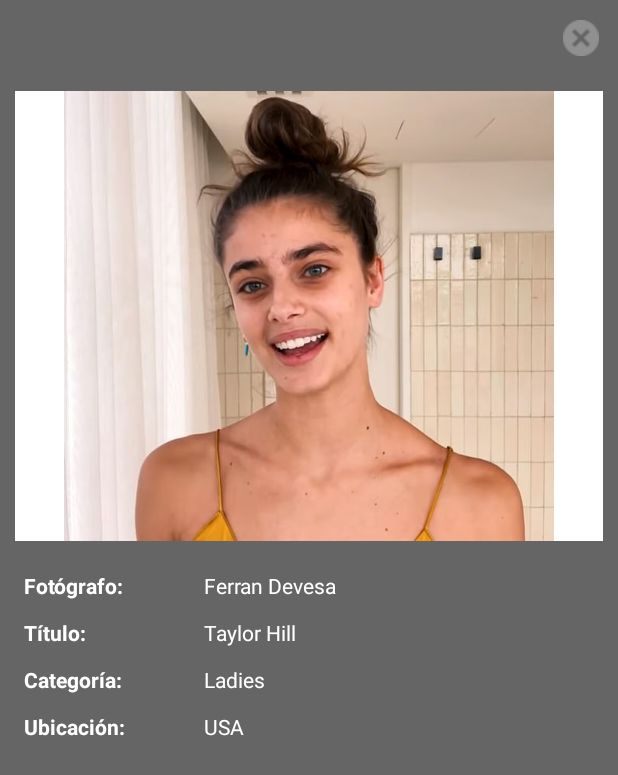
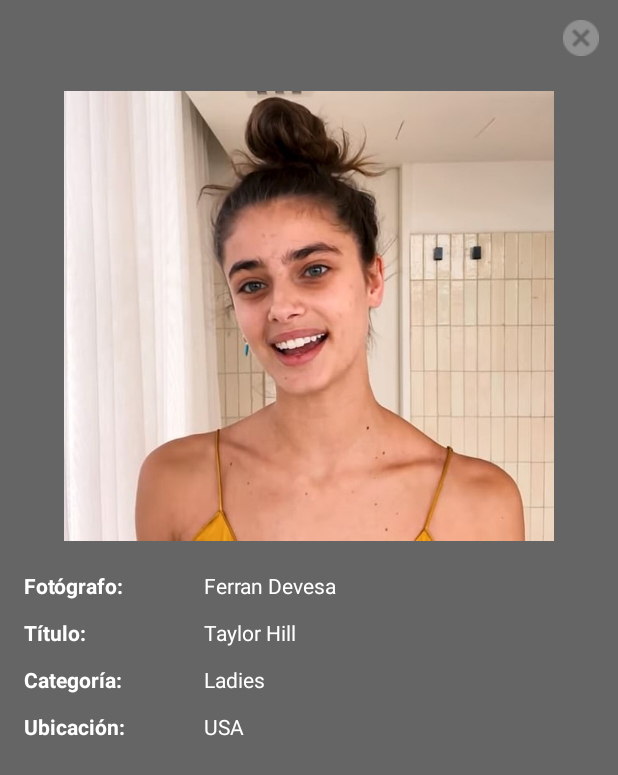
Before and after one commit to Kyru/SnapRank, an Android app: the ViewPic screen opened directly, with no data from a screen before it, on a phone screen of 412 x 824 dp. Shown: the top 775 px of the screen. Run offline under Robolectric (Android 15) with nearby library versions, the phone set to English and light mode, and no system bars.

Commit message:
Modificado el background de view pic (transparente)

```diff
--- a/app/src/main/res/layout/view_pic.xml
+++ b/app/src/main/res/layout/view_pic.xml
@@ -32,7 +32,7 @@
         android:layout_height="300dp"
         android:layout_gravity="center"
         android:src="@drawable/taylor"
-        android:background="#FFF"/>
+        android:background="?android:selectableItemBackground"/>
 
     <LinearLayout
         android:layout_width="match_parent"
```
Also changed, not shown: 2 other files.
